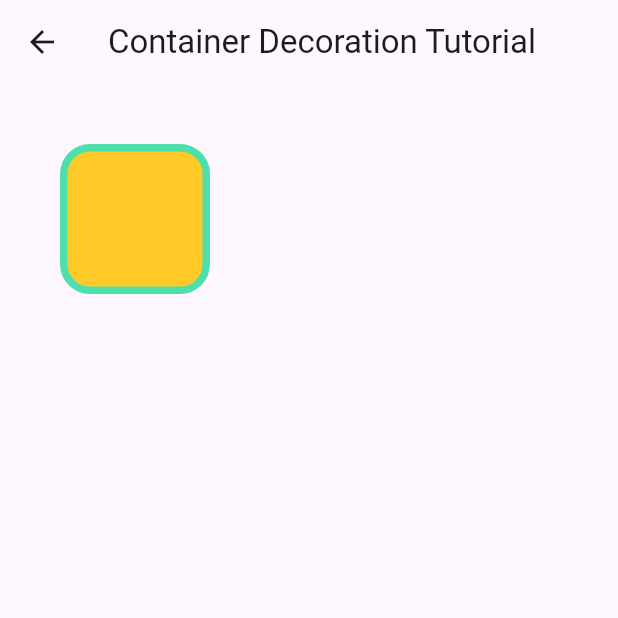
After one commit to Shuhib1924/flutter_learn_app_with_code_view, a Flutter app: the screen it shows after launch, after a tap on "Container Decoration Tutorial", on a phone screen of 412 x 824 dp, the top half of it. The commit adds this screen. Run offline on Flutter 3.47's test engine with Material 3 defaults, Android fonts, the phone set to English and light mode, and no system bars; missing offline and left inert: selectable_code_view.

Commit message:
add container tutorials

```diff
--- a/lib/main.dart
+++ b/lib/main.dart
@@ -1,5 +1,7 @@
 import 'package:flutter/material.dart';
 import 'package:flutter_learn_app/widgets/centerTutorial.dart';
+import 'package:flutter_learn_app/widgets/containerDecorationTutorial.dart';
+import 'package:flutter_learn_app/widgets/containerPadding.dart';
 import 'package:flutter_learn_app/widgets/scaffoldTutorial.dart';
 import 'package:flutter_learn_app/widgets/textTutorial.dart';
 import 'codes.dart';
@@ -24,6 +26,13 @@ class HomeScreen extends StatefulWidget {
   State<HomeScreen> createState() => _HomeScreenState();
 }
 
+// class _HomeScreenState extends State<HomeScreen> {
+//   @override
+//   Widget build(BuildContext context) {
+//     return const ContainerTutorial();
+//   }
+// }
+
 class _HomeScreenState extends State<HomeScreen> {
   @override
   Widget build(BuildContext context) {
@@ -31,7 +40,7 @@ class _HomeScreenState extends State<HomeScreen> {
     return Scaffold(
       //navbar
       appBar: AppBar(
-        title: const Text('Flutter Study Sessions with Codes'),
+        title: const SelectableText('Flutter Study Sessions with Codes'),
         centerTitle: true,
       ),
       // body like in html
@@ -39,6 +48,7 @@ class _HomeScreenState extends State<HomeScreen> {
         children: [
           // item
           const SizedBox(height: 34),
+          // scaffold
           ListTile(
             leading: const Icon(Icons.favorite_outline),
             title: TextButton(
@@ -63,6 +73,7 @@ class _HomeScreenState extends State<HomeScreen> {
               },
             ),
           ),
+          // text
           ListTile(
             leading: const Icon(Icons.favorite_outline),
             title: TextButton(
@@ -87,6 +98,7 @@ class _HomeScreenState extends State<HomeScreen> {
               },
             ),
           ),
+          // center
           ListTile(
             leading: const Icon(Icons.favorite_outline),
             title: TextButton(
@@ -111,6 +123,56 @@ class _HomeScreenState extends State<HomeScreen> {
               },
             ),
           ),
+          // container decoration
+          ListTile(
+            leading: const Icon(Icons.favorite_outline),
+            title: TextButton(
+                child: const Text('Container Decoration Tutorial'),
+                onPressed: () {
+                  Navigator.push(
+                    context,
+                    MaterialPageRoute(
+                      builder: (context) => const ContainerDecorationTutorial(),
+                    ),
+                  );
+                }),
+            trailing: TextButton(
+              child: const Icon(Icons.code),
+              onPressed: () {
+                Navigator.push(
+                  context,
+                  MaterialPageRoute(
+                    builder: (context) => const ContainerDecorationCode(),
+                  ),
+                );
+              },
+            ),
+          ),
+          // container padding
+          ListTile(
+            leading: const Icon(Icons.favorite_outline),
+            title: TextButton(
+                child: const Text('Container Padding Tutorial'),
+                onPressed: () {
+                  Navigator.push(
+                    context,
+                    MaterialPageRoute(
+                      builder: (context) => const ContainerPaddingTutorial(),
+                    ),
+                  );
+                }),
+            trailing: TextButton(
+              child: const Icon(Icons.code),
+              onPressed: () {
+                Navigator.push(
+                  context,
+                  MaterialPageRoute(
+                    builder: (context) => const ContainerPaddingCode(),
+                  ),
+                );
+              },
+            ),
+          ),
         ],
       ),
     );
--- /dev/null
+++ b/lib/widgets/containerDecorationTutorial.dart
@@ -0,0 +1,30 @@
+import 'package:flutter/material.dart';
+
+class ContainerDecorationTutorial extends StatelessWidget {
+  const ContainerDecorationTutorial({super.key});
+
+  @override
+  Widget build(BuildContext context) {
+    return Scaffold(
+      appBar: AppBar(
+        title: const SelectableText('Container Decoration Tutorial'),
+      ),
+      body: Container(
+        // color: Colors.amber[500],
+        width: 100,
+        height: 100,
+        margin: const EdgeInsets.all(40),
+        decoration: BoxDecoration(
+          border: Border.all(
+            width: 5,
+            color: const Color.fromARGB(255, 79, 223, 171),
+          ),
+          color: Colors.amber[400],
+          borderRadius: const BorderRadius.all(
+            Radius.circular(20),
+          ),
+        ),
+      ),
+    );
+  }
+}
```
Also changed, not shown: lib/codes.dart (+116 -0 lines), lib/widgets/containerPadding.dart (added, +26 -0 lines), pubspec.yaml (+4 -14 lines), pubspec.lock.
